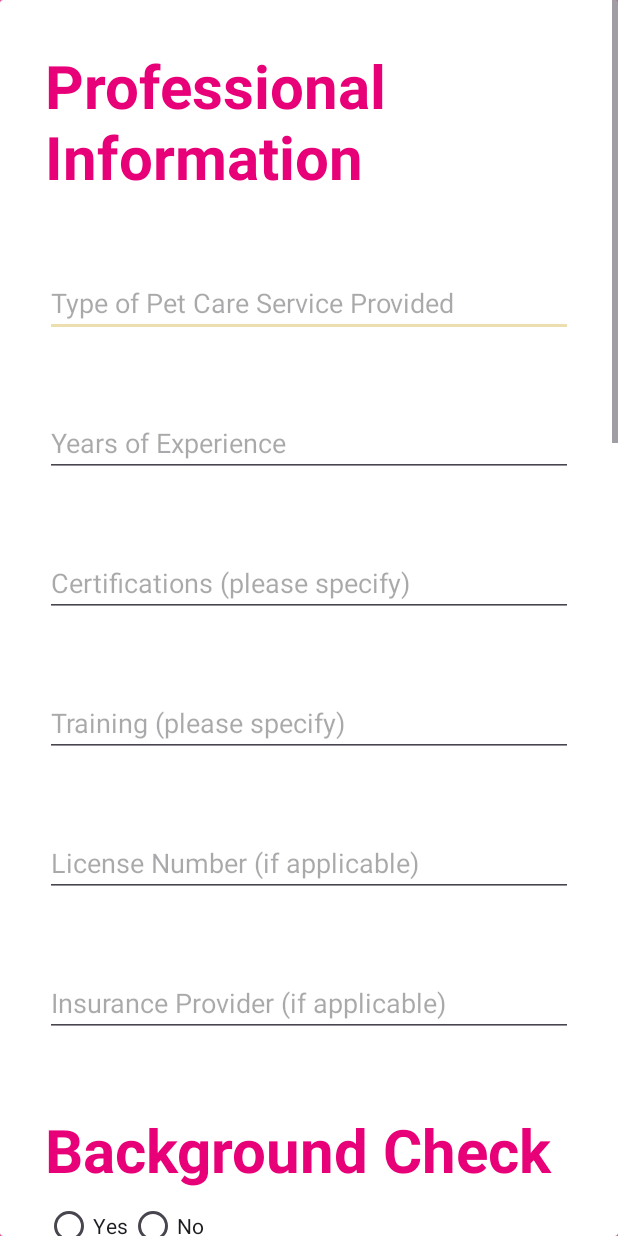
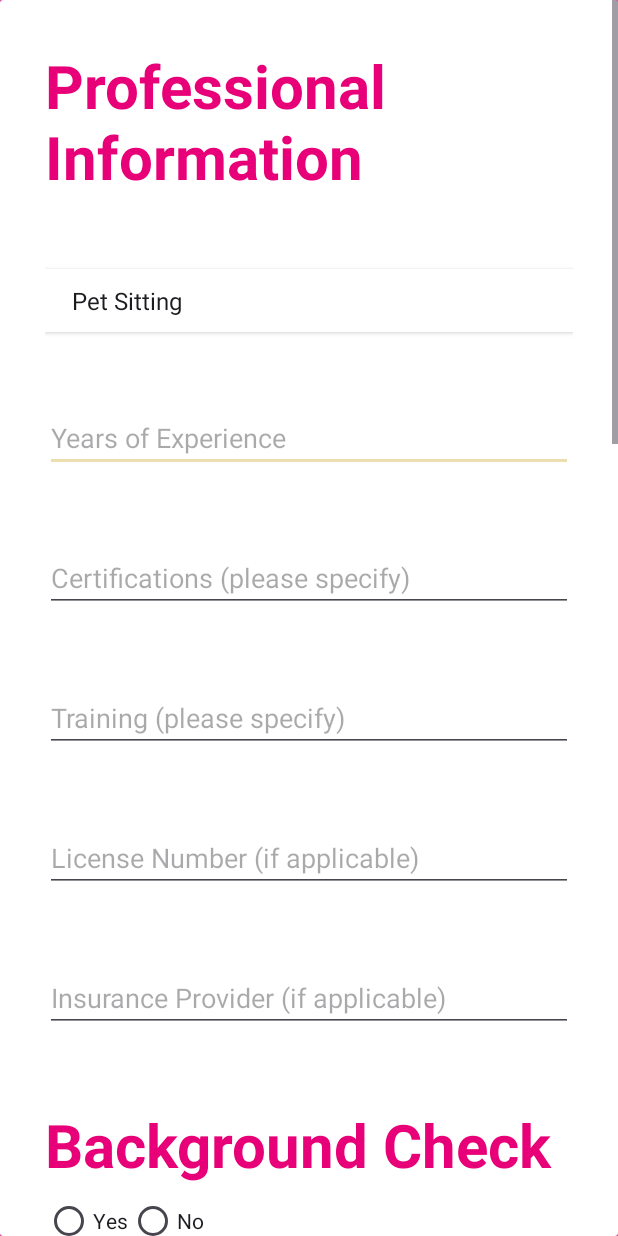
Before and after one commit to SimonValentino/FurbabyPetCareApp, an Android app: the PetProfessionalSignupActivity screen opened directly, with no data from a screen before it, on a phone screen of 412 x 824 dp. Run offline under Robolectric (Android 15) with nearby library versions, the phone set to English and light mode, and no system bars.

Commit message:
Changed type of service to a drop down

```diff
--- a/app/src/main/java/com/example/furbabypetcareapp/PetProfessionalSignupActivity.java
+++ b/app/src/main/java/com/example/furbabypetcareapp/PetProfessionalSignupActivity.java
@@ -3,21 +3,66 @@ package com.example.furbabypetcareapp;
 import android.content.Intent;
 import android.os.Bundle;
 import android.view.View;
+import android.widget.AdapterView;
+import android.widget.ArrayAdapter;
+import android.widget.Spinner;
 import android.widget.Toast;
 
 import androidx.appcompat.app.AppCompatActivity;
 
 public class PetProfessionalSignupActivity extends AppCompatActivity {
+
     @Override
     protected void onCreate(Bundle savedInstanceState) {
         super.onCreate(savedInstanceState);
         setContentView(R.layout.activity_pet_professional_signup);
+
+        // Initialize the spinner
+        Spinner spinnerPetCareService = findViewById(R.id.spinnerPetCareService);
+
+        // Define the array directly in Java
+        String[] petCareServiceOptions = {
+                "Pet Sitting",
+                "Grooming",
+                "Training",
+                "Other"
+        };
+
+        // Create an ArrayAdapter using the defined array and a default spinner layout
+        ArrayAdapter<String> adapter = new ArrayAdapter<>(
+                this,
+                android.R.layout.simple_spinner_item,
+                petCareServiceOptions
+        );
+
+        // Specify the layout to use when the list of choices appears
+        adapter.setDropDownViewResource(android.R.layout.simple_spinner_dropdown_item);
+
+        // Apply the adapter to the spinner
+        spinnerPetCareService.setAdapter(adapter);
+
+        // Handle spinner item selection
+        spinnerPetCareService.setOnItemSelectedListener(new AdapterView.OnItemSelectedListener() {
+            @Override
+            public void onItemSelected(AdapterView<?> parentView, View selectedItemView, int position, long id) {
+                // Handle the selected item
+                String selectedPetCareService = parentView.getItemAtPosition(position).toString();
+                // You can use the selectedPetCareService as needed
+            }
+
+            @Override
+            public void onNothingSelected(AdapterView<?> parentView) {
+                // Do nothing here
+            }
+        });
     }
+
     public void submitForm(View view) {
         alert("Code for Submitting form successfully");
         Intent intent = new Intent(this, LogInActivity.class);
         startActivity(intent);
     }
+
     public void alert(String message) {
         Toast.makeText(getApplicationContext(), message, Toast.LENGTH_SHORT).show();
     }
--- a/app/src/main/java/com/example/furbabypetcareapp/SignupActivity.java
+++ b/app/src/main/java/com/example/furbabypetcareapp/SignupActivity.java
@@ -32,6 +32,7 @@ public class SignupActivity extends AppCompatActivity {
         String password = passwordEditText.getText().toString();
         String confirmPassword = confirmPasswordEditText.getText().toString();
         int selectedRadioButtonId = userTypeRadioGroup.getCheckedRadioButtonId();
+
 
         if (email.equals("") || password.equals("") || confirmPassword.equals("")) {
             alert("Missing information");
--- a/app/src/main/res/layout/activity_pet_professional_signup.xml
+++ b/app/src/main/res/layout/activity_pet_professional_signup.xml
@@ -50,13 +50,23 @@
                     android:textSize="40sp"
                     android:textStyle="bold" />
 
-                <EditText
-                    android:id="@+id/editTextPetCareService"
+                <androidx.cardview.widget.CardView
+                    android:id="@+id/petCareServiceCardView"
                     android:layout_width="match_parent"
                     android:layout_height="wrap_content"
-                    android:hint="Type of Pet Care Service Provided"
-                    android:inputType="text"
-                    android:layout_marginTop="48dp"/>
+                    android:layout_marginTop="48dp"
+                    app:cardCornerRadius="0dp">
+
+
+
+                    <Spinner
+                        android:id="@+id/spinnerPetCareService"
+                        android:layout_width="match_parent"
+                        android:layout_height="wrap_content"
+                        android:background="@android:color/transparent"
+                        android:padding="10dp"/>
+
+                </androidx.cardview.widget.CardView>
 
 
                 <EditText
```
